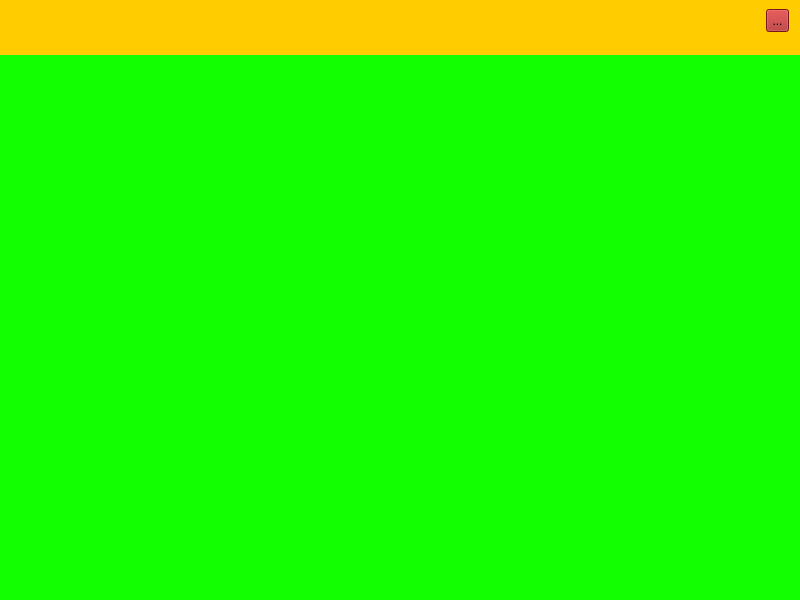
Qt form ui/menu/MenuWidget.ui (Blvckout-dev/raytracer) before a commit.
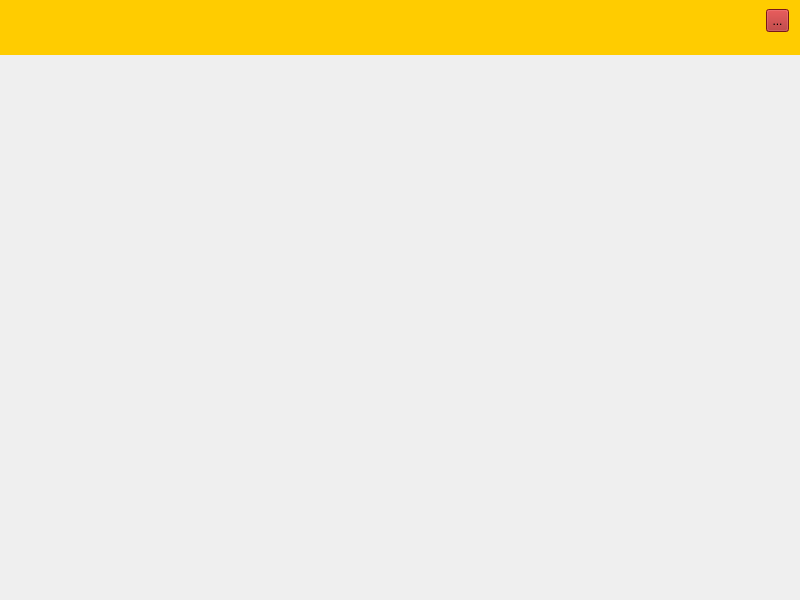
The same form after that commit. Custom widgets are drawn as their Qt base class.

Commit message: feat(ui/menu): Remove debug background color from main and details frame

Diff of the .ui file:
```diff
--- a/ui/menu/MenuWidget.ui
+++ b/ui/menu/MenuWidget.ui
@@ -16,9 +16,6 @@
     <verstretch>0</verstretch>
    </sizepolicy>
   </property>
-  <property name="styleSheet">
-   <string>background-color: #00ccff;</string>
-  </property>
   <layout class="QVBoxLayout" name="verticalLayout" stretch="1,10">
    <property name="spacing">
     <number>0</number>
@@ -89,7 +86,7 @@
    <item>
     <widget class="QFrame" name="menuDetailFrame">
      <property name="styleSheet">
-      <string>background-color:rgb(17, 255, 0);</string>
+      <string notr="true">background-color:rgba(0, 0, 0, 0);</string>
      </property>
      <layout class="QFormLayout" name="formLayout"/>
     </widget>
```
